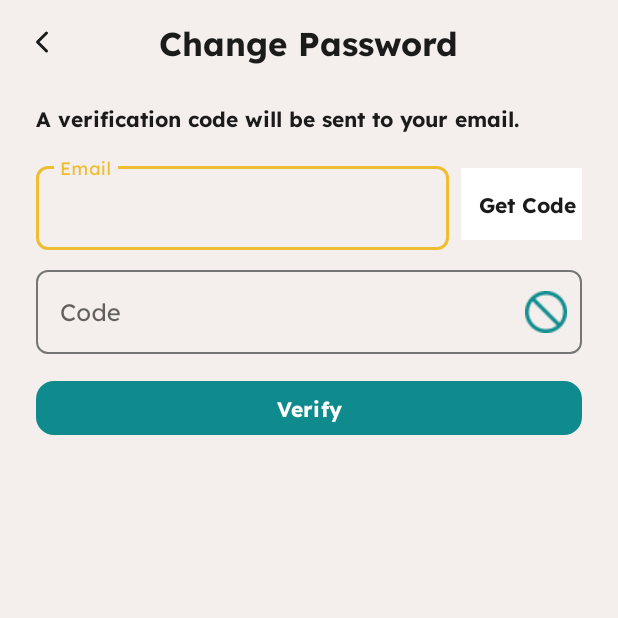
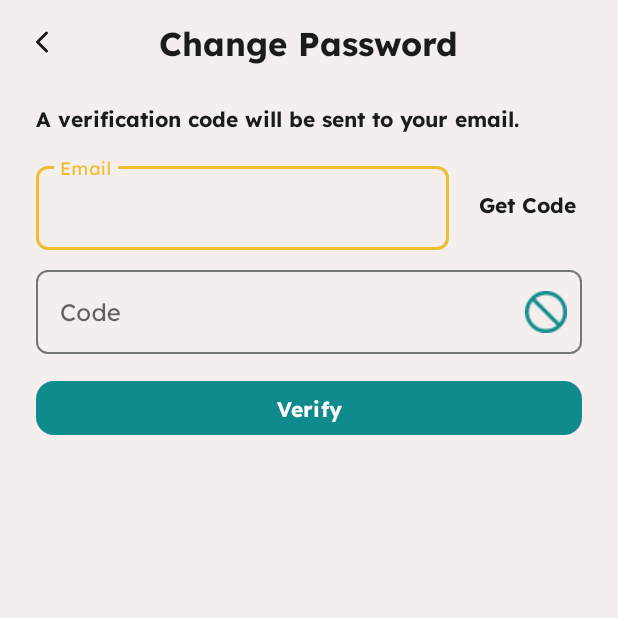
Before and after one commit to MalulanM/Gr8Math, an Android app: the ForgotPasswordActivity screen opened directly, with no data from a screen before it, after a tap on "Get Code", on a phone screen of 412 x 824 dp, the top half of it. Run offline under Robolectric (Android 15) with nearby library versions, the phone set to English and light mode, and no system bars; 5 statements that could not run were skipped.

Commit message:
re-fixed the send code color when clicked

```diff
--- a/app/src/main/java/com/example/gr8math/ForgotPasswordActivity.kt
+++ b/app/src/main/java/com/example/gr8math/ForgotPasswordActivity.kt
@@ -105,7 +105,7 @@ class ForgotPasswordActivity : AppCompatActivity() {
     }
 
     fun sendCode() {
-        txtSendCode.setBackgroundColor(ContextCompat.getColor(this, R.color.white))
+        txtSendCode.setBackgroundColor(ContextCompat.getColor(this, R.color.colorLight))
 
         val apiService = ConnectURL.api
         val call = apiService.sendCode(emailInput.text.toString())
```
